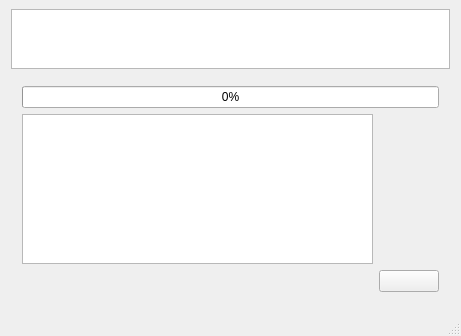
Qt form portfolio/ui/mainwindow.ui (manutorres/pernambuco) before a commit.
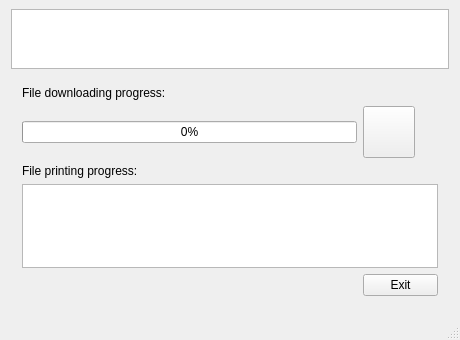
The same form after that commit. The open tabs and pages were chosen to show the change.

Commit message: Varios cambios en la GUI.

What changed in the file:
```diff
--- a/portfolio/ui/mainwindow.ui
+++ b/portfolio/ui/mainwindow.ui
@@ -6,10 +6,28 @@
    <rect>
     <x>0</x>
     <y>0</y>
-    <width>461</width>
-    <height>336</height>
+    <width>460</width>
+    <height>340</height>
    </rect>
   </property>
+  <property name="sizePolicy">
+   <sizepolicy hsizetype="Preferred" vsizetype="Maximum">
+    <horstretch>0</horstretch>
+    <verstretch>0</verstretch>
+   </sizepolicy>
+  </property>
+  <property name="minimumSize">
+   <size>
+    <width>460</width>
+    <height>340</height>
+   </size>
+  </property>
+  <property name="maximumSize">
+   <size>
+    <width>460</width>
+    <height>460</height>
+   </size>
+  </property>
   <property name="windowTitle">
    <string>MainWindow</string>
   </property>
@@ -395,14 +413,21 @@
       </widget>
       <widget class="QWidget" name="page_4">
        <layout class="QGridLayout" name="gridLayout_2">
-        <item row="0" column="0" colspan="2">
+        <item row="0" column="0">
+         <widget class="QLabel" name="label_6">
+          <property name="text">
+           <string>File downloading progress:</string>
+          </property>
+         </widget>
+        </item>
+        <item row="1" column="0">
          <widget class="QProgressBar" name="progressBar">
           <property name="value">
            <number>0</number>
           </property>
          </widget>
         </item>
-        <item row="2" column="1">
+        <item row="1" column="1">
          <widget class="QPushButton" name="btnPrint">
           <property name="sizePolicy">
            <sizepolicy hsizetype="Minimum" vsizetype="Fixed">
@@ -410,10 +435,16 @@
             <verstretch>50</verstretch>
            </sizepolicy>
           </property>
+          <property name="minimumSize">
+           <size>
+            <width>52</width>
+            <height>52</height>
+           </size>
+          </property>
           <property name="maximumSize">
            <size>
-            <width>60</width>
-            <height>60</height>
+            <width>52</width>
+            <height>52</height>
            </size>
           </property>
           <property name="text">
@@ -430,18 +461,70 @@
         <item row="2" column="0">
          <spacer name="horizontalSpacer_9">
           <property name="orientation">
-           <enum>Qt::Horizontal</enum>
+           <enum>Qt::Vertical</enum>
           </property>
           <property name="sizeHint" stdset="0">
            <size>
-            <width>40</width>
-            <height>20</height>
+            <width>20</width>
+            <height>40</height>
            </size>
           </property>
          </spacer>
         </item>
-        <item row="1" column="0">
-         <widget class="QListWidget" name="listWidgetOutputStatus"/>
+        <item row="3" column="0">
+         <widget class="QLabel" name="label_7">
+          <property name="text">
+           <string>File printing progress:</string>
+          </property>
+         </widget>
+        </item>
+        <item row="4" column="0" colspan="2">
+         <widget class="QListWidget" name="listWidgetOutputStatus">
+          <property name="minimumSize">
+           <size>
+            <width>332</width>
+            <height>0</height>
+           </size>
+          </property>
+          <property name="maximumSize">
+           <size>
+            <width>16777215</width>
+            <height>16777215</height>
+           </size>
+          </property>
+          <property name="selectionMode">
+           <enum>QAbstractItemView::NoSelection</enum>
+          </property>
+          <property name="selectionBehavior">
+           <enum>QAbstractItemView::SelectRows</enum>
+          </property>
+         </widget>
+        </item>
+        <item row="5" column="0">
+         <spacer name="verticalSpacer_2">
+          <property name="orientation">
+           <enum>Qt::Vertical</enum>
+          </property>
+          <property name="sizeHint" stdset="0">
+           <size>
+            <width>20</width>
+            <height>40</height>
+           </size>
+          </property>
+         </spacer>
+        </item>
+        <item row="5" column="1">
+         <widget class="QPushButton" name="btnExit_4">
+          <property name="maximumSize">
+           <size>
+            <width>75</width>
+            <height>16777215</height>
+           </size>
+          </property>
+          <property name="text">
+           <string>Exit</string>
+          </property>
+         </widget>
         </item>
        </layout>
       </widget>
```
Left out of the diff: 216 changed lines with no effect on the pictures. The commit also changes 6 other files.
